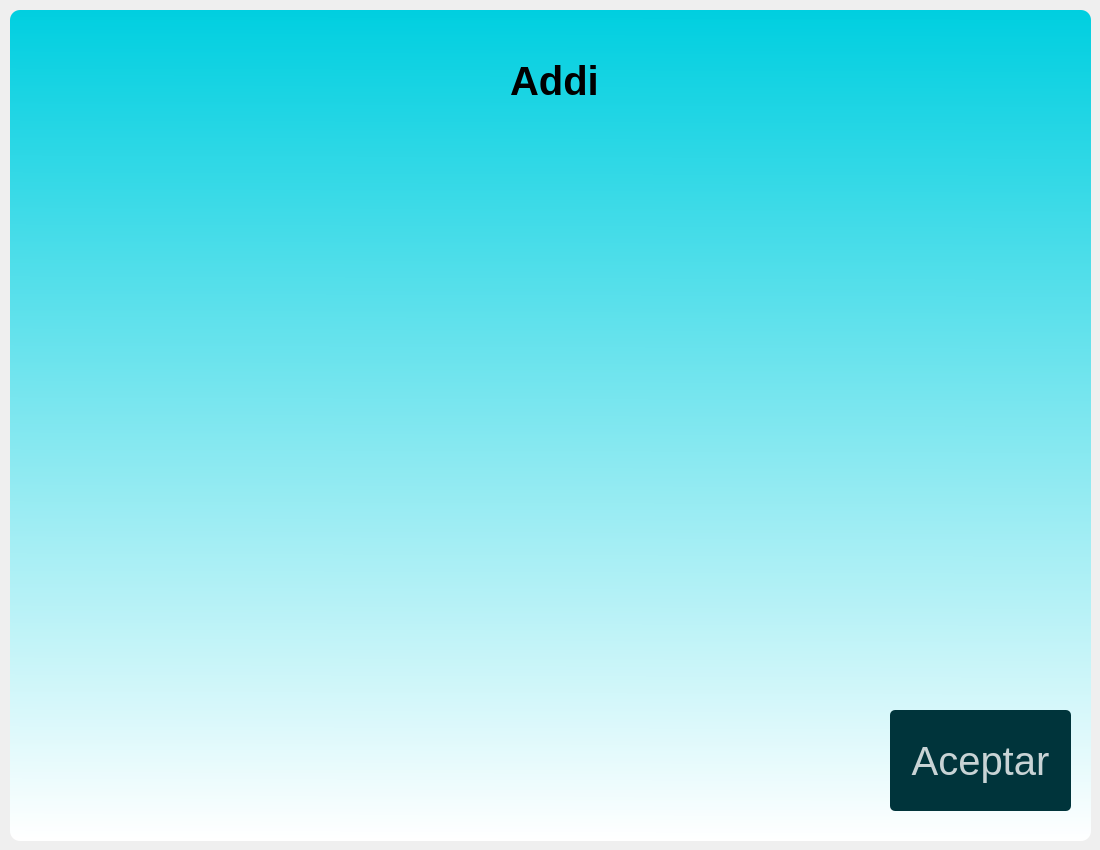
Above: ui/ihr.ui from daburneo1/addi before the change. Below: the same form after it.
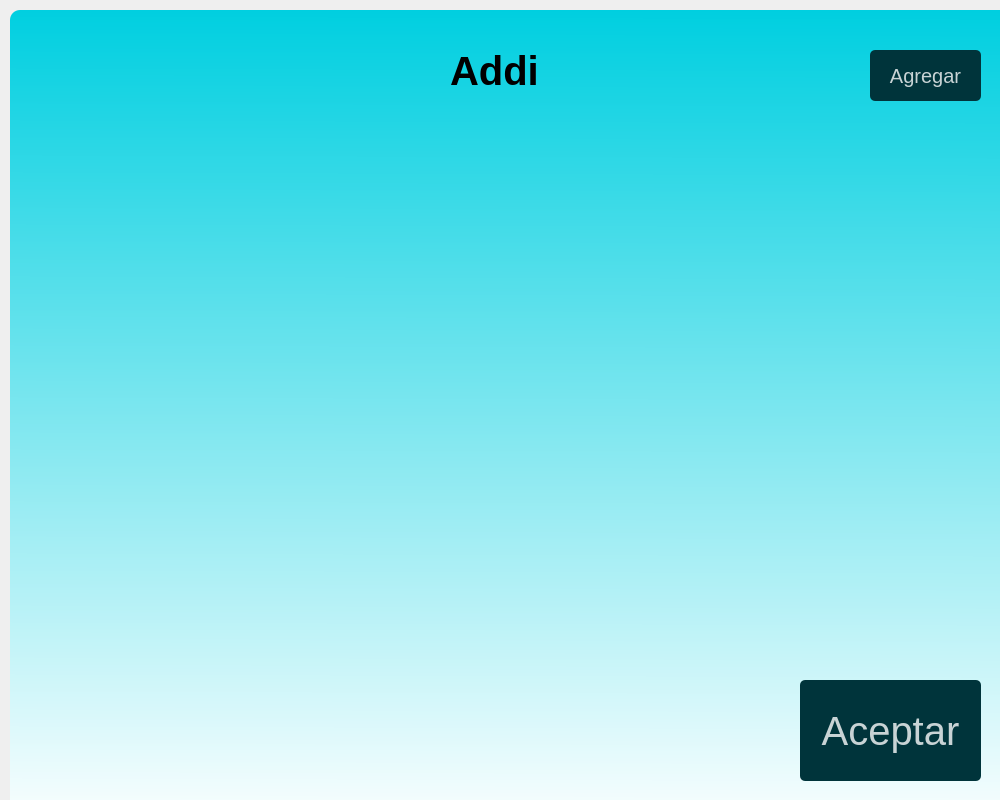
That is the form after the change.

```diff
--- a/ui/ihr.ui
+++ b/ui/ihr.ui
@@ -6,20 +6,20 @@
    <rect>
     <x>0</x>
     <y>0</y>
-    <width>1100</width>
-    <height>850</height>
+    <width>1000</width>
+    <height>800</height>
    </rect>
   </property>
   <property name="minimumSize">
    <size>
-    <width>1100</width>
-    <height>850</height>
+    <width>1000</width>
+    <height>800</height>
    </size>
   </property>
   <property name="maximumSize">
    <size>
-    <width>1100</width>
-    <height>850</height>
+    <width>1000</width>
+    <height>800</height>
    </size>
   </property>
   <property name="windowTitle">
@@ -72,7 +72,7 @@
      <rect>
       <x>10</x>
       <y>0</y>
-      <width>1081</width>
+      <width>1001</width>
       <height>831</height>
      </rect>
     </property>
@@ -89,8 +89,8 @@
    <widget class="QPushButton" name="pushButtonConfirmar">
     <property name="geometry">
      <rect>
-      <x>890</x>
-      <y>700</y>
+      <x>800</x>
+      <y>670</y>
       <width>181</width>
       <height>101</height>
      </rect>
@@ -107,8 +107,8 @@
    <widget class="QLabel" name="label_4">
     <property name="geometry">
      <rect>
-      <x>510</x>
-      <y>50</y>
+      <x>450</x>
+      <y>40</y>
       <width>91</width>
       <height>41</height>
      </rect>
@@ -170,8 +170,8 @@
    <widget class="QPushButton" name="pushButtonAcceso">
     <property name="geometry">
      <rect>
-      <x>1100</x>
-      <y>30</y>
+      <x>870</x>
+      <y>40</y>
       <width>111</width>
       <height>51</height>
      </rect>
```
